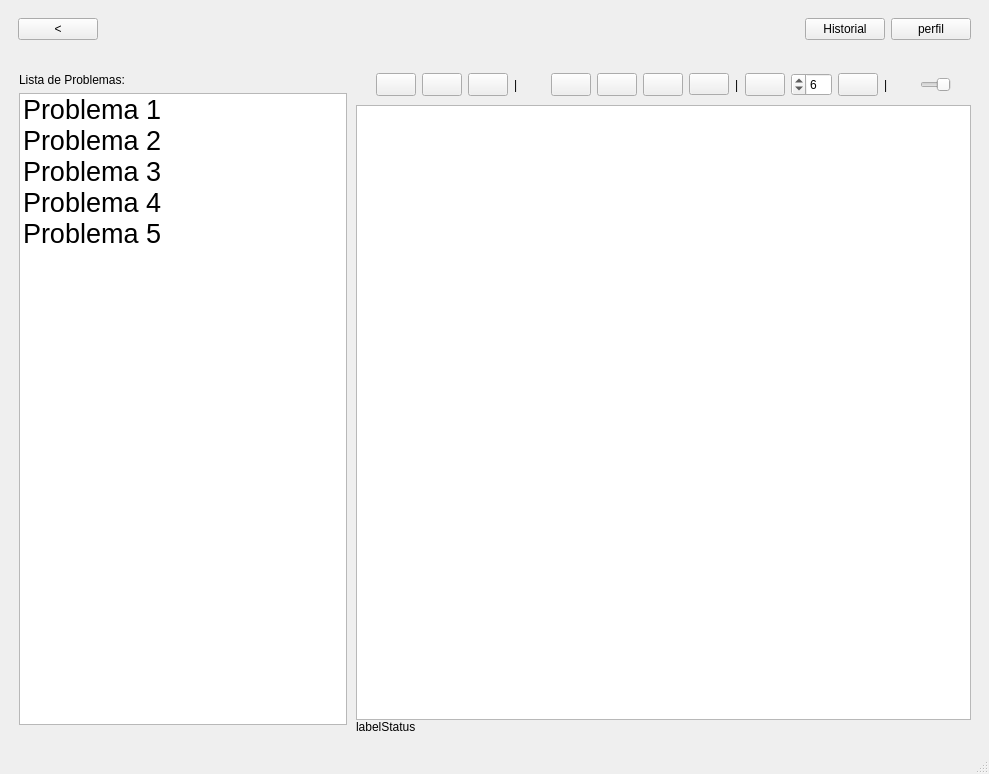
First picture: the form in proyecto/mainwindow.ui, repository anaasemad/IHM_carta, before the edit.
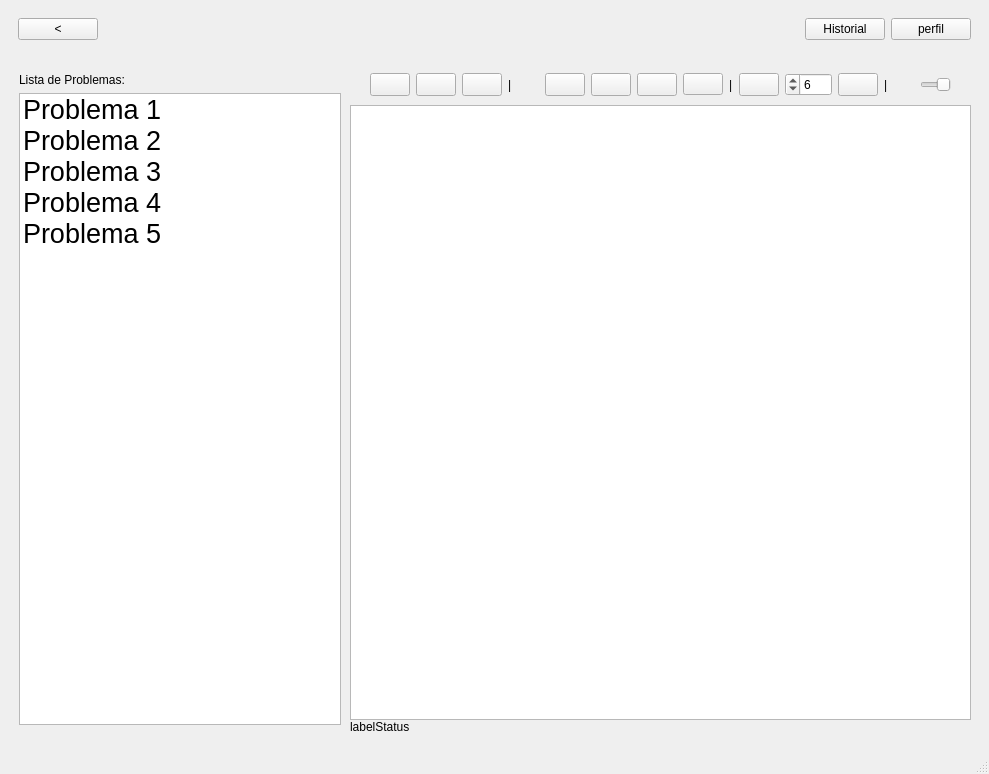
Second picture: the form after the edit. The open tabs and pages were chosen to show the change. Icons and pictures are not drawn.

Patch:
```diff
--- a/proyecto/mainwindow.ui
+++ b/proyecto/mainwindow.ui
@@ -796,7 +796,7 @@
                        <number>1</number>
                       </property>
                       <property name="maximum">
-                       <number>20</number>
+                       <number>100</number>
                       </property>
                       <property name="value">
                        <number>6</number>
```
Left out of the diff: 4 changed lines with no effect on the pictures.
